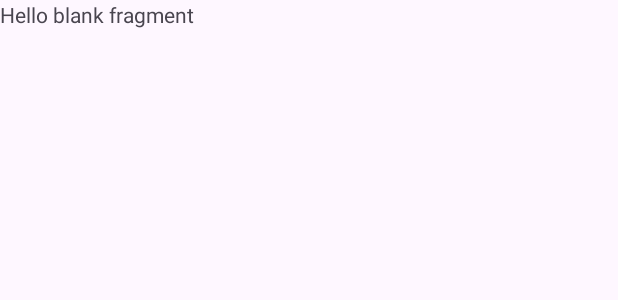
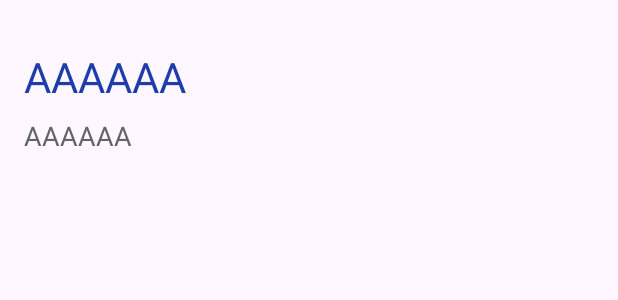
Before and after one commit to laLuna01/EcoVoltMobile, an Android app: the layout fragment_home.xml on its own in the app's theme, with its tools: preview values and no code run, on a phone screen of 412 x 824 dp. Shown: the top 300 px of the screen. Run offline under Robolectric (Android 15) with nearby library versions, the phone set to English and light mode, and no system bars.

```diff
--- a/app/src/main/res/layout/fragment_home.xml
+++ b/app/src/main/res/layout/fragment_home.xml
@@ -5,10 +5,34 @@
     android:layout_height="match_parent"
     tools:context=".fragments.HomeFragment">
 
-    <!-- TODO: Update blank fragment layout -->
-    <TextView
+    <ScrollView
         android:layout_width="match_parent"
-        android:layout_height="match_parent"
-        android:text="@string/hello_blank_fragment" />
+        android:layout_height="match_parent">
+
+        <LinearLayout
+            android:layout_width="match_parent"
+            android:layout_height="wrap_content"
+            android:orientation="vertical"
+            android:padding="16dp">
+
+            <TextView
+                android:layout_width="match_parent"
+                android:layout_height="wrap_content"
+                android:text="AAAAAA"
+                android:textColor="#1F3DAA"
+                android:textSize="28sp"
+                android:layout_marginTop="16dp"/>
+
+            <TextView
+                android:layout_width="match_parent"
+                android:layout_height="wrap_content"
+                android:layout_marginTop="8dp"
+                android:text="AAAAAA"
+                android:textColor="#62646A"
+                android:textSize="18sp" />
+
+        </LinearLayout>
+
+    </ScrollView>
 
 </FrameLayout>
--- a/app/src/main/res/layout/fragment_splash.xml
+++ b/app/src/main/res/layout/fragment_splash.xml
@@ -4,8 +4,7 @@
     xmlns:tools="http://schemas.android.com/tools"
     android:layout_width="match_parent"
     android:layout_height="match_parent"
-    android:background="#0E0E0E"
-    android:backgroundTint="#000000"
+    android:background="#12213A"
     tools:context=".fragments.SplashFragment">
 
     <ImageView
```
Also changed, not shown: app/src/main/res/layout/fragment_sign_in.xml (+8 -6 lines), app/src/main/res/layout/fragment_sign_up.xml (+131 -6 lines).
